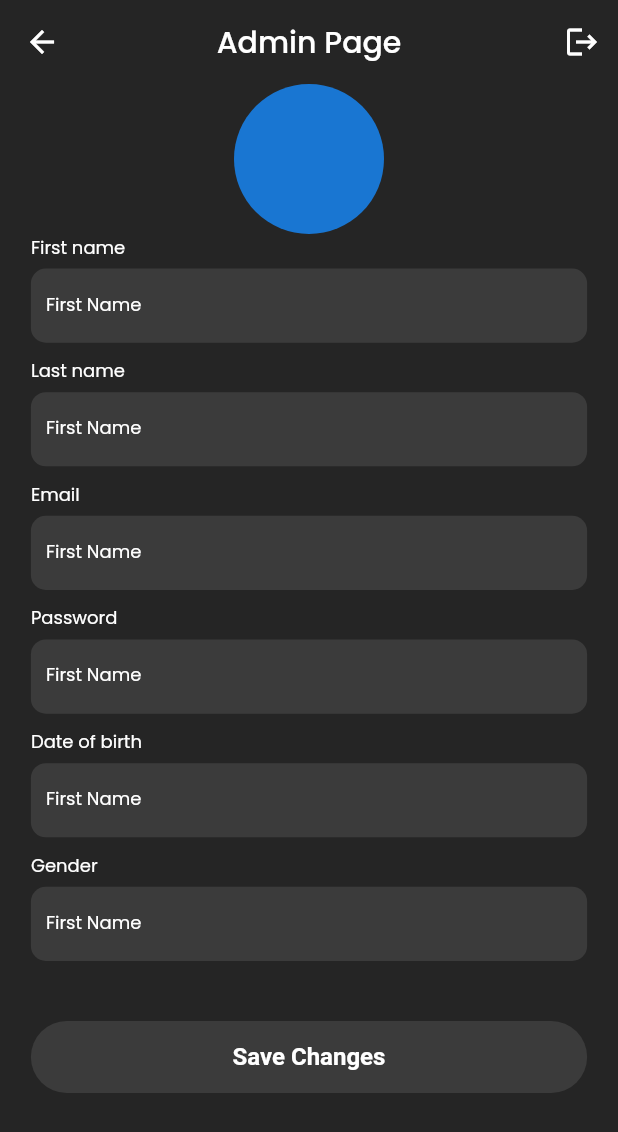
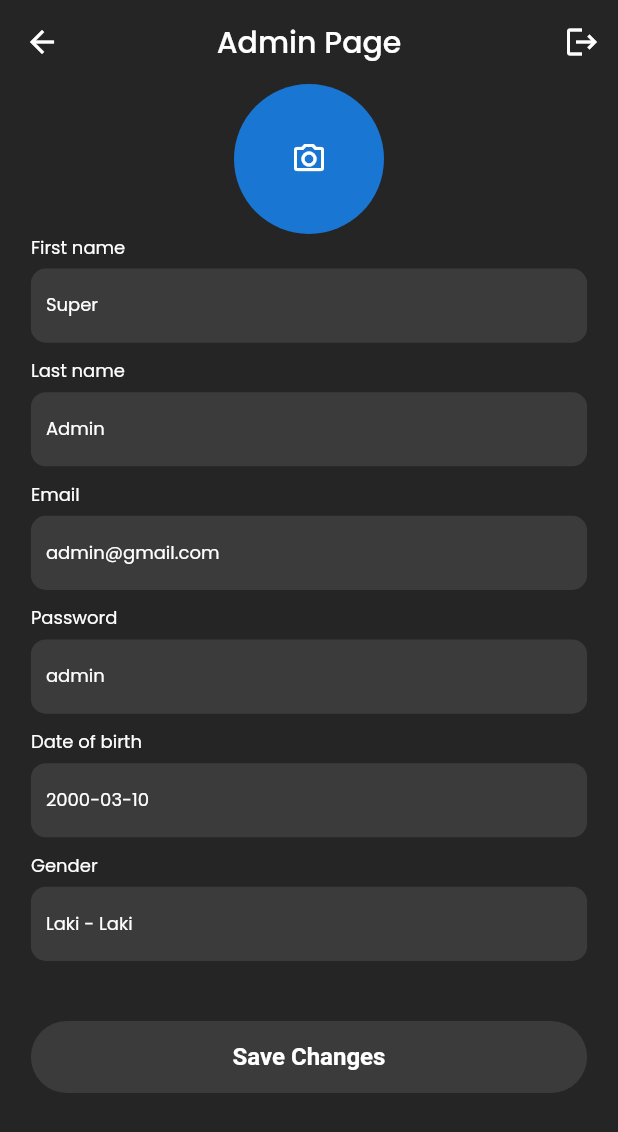
Before and after one commit to zeekands/note_app, a Flutter app: the AdminView screen opened by its route, on a phone screen of 412 x 824 dp. Shown: the top 1132 px of the screen. Run offline on Flutter 3.47's test engine with Material 2 defaults, Android fonts, the phone set to English and light mode, and no system bars; our stand-ins replace date_time_picker, file_picker, flutter_local_notifications, get, localstorage, sqflite and 1 more; accounts and stored records are empty.

Commit message:
fix login logic and change profile

```diff
--- a/lib/app/modules/admin/views/admin_view.dart
+++ b/lib/app/modules/admin/views/admin_view.dart
@@ -1,3 +1,5 @@
+import 'dart:io';
+
 import 'package:flutter/material.dart';
 
 import 'package:get/get.dart';
@@ -19,7 +21,7 @@ class AdminView extends GetView<AdminController> {
         actions: [
           IconButton(
             onPressed: () {
-              Get.toNamed('/login');
+              controller.logout();
             },
             icon: const Icon(Icons.logout),
           ),
@@ -29,8 +31,22 @@ class AdminView extends GetView<AdminController> {
           child: ListView(
         padding: EdgeInsets.symmetric(horizontal: width * 0.05),
         children: [
-          CircleAvatar(
-            radius: 50,
+          GestureDetector(
+            onTap: () {
+              controller.pickFile();
+            },
+            child: Obx(
+              () => controller.profilePicture.value == ""
+                  ? const CircleAvatar(
+                      radius: 50,
+                      child: Icon(Icons.camera_alt_outlined),
+                    )
+                  : CircleAvatar(
+                      radius: 50,
+                      backgroundImage:
+                          FileImage(File(controller.profilePicture.value)),
+                    ),
+            ),
           ),
           const Text(
             "First name",
@@ -80,7 +96,7 @@ class AdminView extends GetView<AdminController> {
           CustomTextField(
               height: height,
               width: width,
-              controller: controller.passwordController),
+              controller: controller.dateOfBirthController),
           const SizedBox(height: 10),
           const Text(
             "Gender",
@@ -90,7 +106,7 @@ class AdminView extends GetView<AdminController> {
           CustomTextField(
               height: height,
               width: width,
-              controller: controller.passwordController),
+              controller: controller.genderController),
           const SizedBox(height: 40),
           ElevatedButton(
             style: ElevatedButton.styleFrom(
@@ -101,7 +117,9 @@ class AdminView extends GetView<AdminController> {
                 fontWeight: FontWeight.bold,
               ),
             ),
-            onPressed: () {},
+            onPressed: () {
+              controller.saveAdmin();
+            },
             child: const Text("Save Changes"),
           ),
         ],
--- a/lib/app/modules/login/controllers/login_controller.dart
+++ b/lib/app/modules/login/controllers/login_controller.dart
@@ -27,13 +27,13 @@ class LoginController extends GetxController {
     if (admin.email == email && admin.password == password) {
       final adminData = AdminModel(
         id: 1,
-        firstName: "Super",
-        lastName: "Admin",
-        email: "admin@gmail.com",
-        dateOfBirth: "2000-03-10",
-        gender: "Laki - Laki",
-        password: "Admin",
-        profilePicture: "",
+        firstName: admin.firstName,
+        lastName: admin.lastName,
+        email: admin.email,
+        dateOfBirth: admin.dateOfBirth,
+        gender: admin.gender,
+        password: admin.password,
+        profilePicture: admin.profilePicture,
         isLogin: true,
       );
       storage.setItem('admin', adminData.toJson());
@@ -51,7 +51,7 @@ class LoginController extends GetxController {
       email: "admin@gmail.com",
       dateOfBirth: "2000-03-10",
       gender: "Laki - Laki",
-      password: "Admin",
+      password: "admin",
       profilePicture: "",
       isLogin: false,
     );
```
Also changed, not shown: lib/app/modules/admin/controllers/admin_controller.dart (+84 -2 lines).
